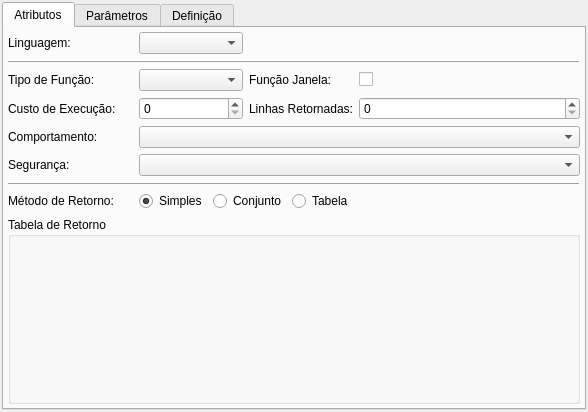
Old version of the form libpgmodeler_ui/ui/funcaowidget.ui in the repository pgmodeler/pgmodeler.
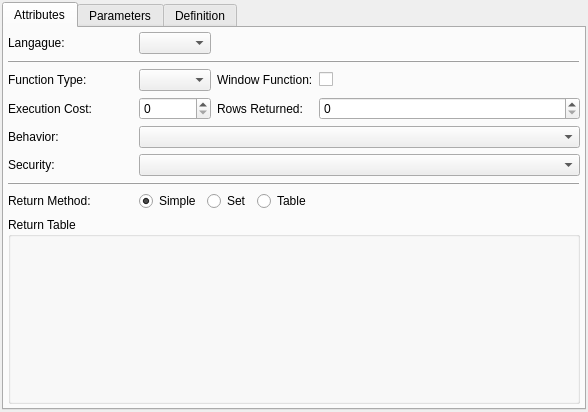
New version of the form.

Patch:
```diff
--- a/libpgmodeler_ui/ui/funcaowidget.ui
+++ b/libpgmodeler_ui/ui/funcaowidget.ui
@@ -51,7 +51,7 @@
      </property>
      <widget class="QWidget" name="atributos_tab">
       <attribute name="title">
-       <string>Atributos</string>
+       <string>Attributes</string>
       </attribute>
       <layout class="QGridLayout" name="gridLayout">
        <property name="margin">
@@ -69,7 +69,7 @@
           </size>
          </property>
          <property name="text">
-          <string>Linguagem:</string>
+          <string>Langague:</string>
          </property>
         </widget>
        </item>
@@ -95,7 +95,7 @@
           </size>
          </property>
          <property name="text">
-          <string>Tipo de Função:</string>
+          <string>Function Type:</string>
          </property>
         </widget>
        </item>
@@ -111,7 +111,7 @@
           </size>
          </property>
          <property name="text">
-          <string>Função Janela:</string>
+          <string>Window Function:</string>
          </property>
         </widget>
        </item>
@@ -137,7 +137,7 @@
           </size>
          </property>
          <property name="text">
-          <string>Custo de Execução:</string>
+          <string>Execution Cost:</string>
          </property>
         </widget>
        </item>
@@ -157,7 +157,7 @@
           </size>
          </property>
          <property name="text">
-          <string>Linhas Retornadas:</string>
+          <string>Rows Returned:</string>
          </property>
         </widget>
        </item>
@@ -177,7 +177,7 @@
           </size>
          </property>
          <property name="text">
-          <string>Comportamento:</string>
+          <string>Behavior:</string>
          </property>
         </widget>
        </item>
@@ -193,7 +193,7 @@
           </size>
          </property>
          <property name="text">
-          <string>Segurança:</string>
+          <string>Security:</string>
          </property>
         </widget>
        </item>
@@ -219,7 +219,7 @@
           </size>
          </property>
          <property name="text">
-          <string>Método de Retorno:</string>
+          <string>Return Method:</string>
          </property>
         </widget>
        </item>
@@ -234,7 +234,7 @@
             </sizepolicy>
            </property>
            <property name="text">
-            <string>Simples</string>
+            <string>Simple</string>
            </property>
            <property name="checked">
             <bool>true</bool>
@@ -253,7 +253,7 @@
             </sizepolicy>
            </property>
            <property name="text">
-            <string>Conjunto</string>
+            <string>Set</string>
            </property>
            <property name="autoExclusive">
             <bool>true</bool>
@@ -269,7 +269,7 @@
             </sizepolicy>
            </property>
            <property name="text">
-            <string>Tabela</string>
+            <string>Table</string>
            </property>
            <property name="autoExclusive">
             <bool>true</bool>
@@ -294,7 +294,7 @@
        <item row="8" column="0" colspan="4">
         <widget class="QGroupBox" name="tabela_ret_gb">
          <property name="title">
-          <string>Tabela de Retorno</string>
+          <string>Return Table</string>
          </property>
         </widget>
        </item>
@@ -302,12 +302,12 @@
      </widget>
      <widget class="QWidget" name="parametros_tab">
       <attribute name="title">
-       <string>Parâmetros</string>
+       <string>Parameters</string>
       </attribute>
      </widget>
      <widget class="QWidget" name="definicao_tab">
       <attribute name="title">
-       <string>Definição</string>
+       <string>Definition</string>
       </attribute>
       <layout class="QGridLayout" name="gridLayout_4">
        <property name="margin">
```
Left out of the diff: 8 changed lines with no effect on the pictures.
